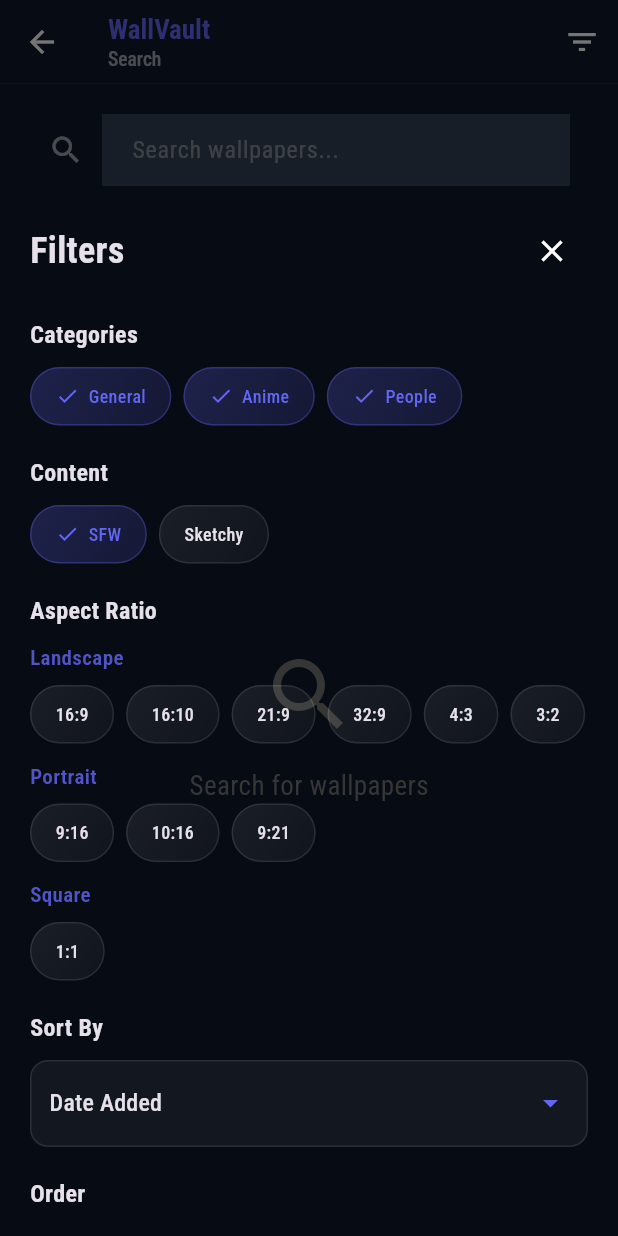
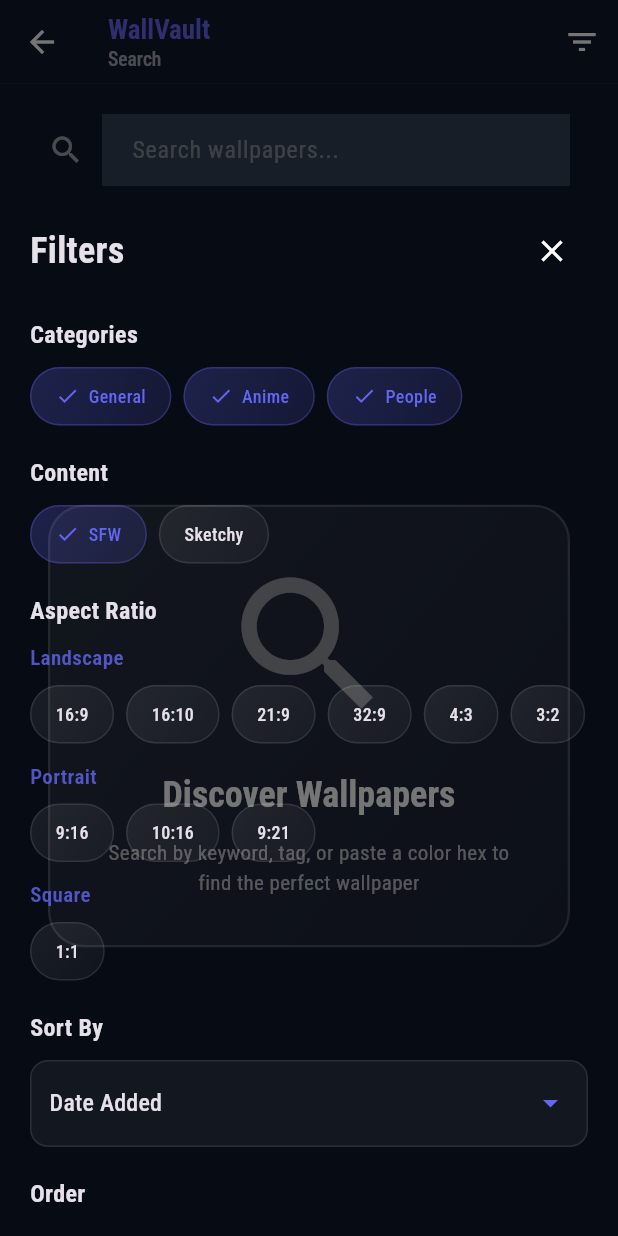
Before and after one commit to Alucard-Storm/Wallvault, a Flutter app: the SearchScreen screen opened directly, after a tap on the "filter list" icon, on a phone screen of 412 x 824 dp. Run offline on Flutter 3.47's test engine with Material 3 defaults, Android fonts, the phone set to English and light mode, and no system bars; drawn by our look-alikes of dynamic_color, flutter_animate; our stand-ins replace cached_network_image, fl_chart, flutter_cache_manager, google_fonts, lottie, photo_view and 4 more; missing offline and left inert: gal, liquid_glass_renderer; accounts and stored records are empty; network calls fail.

Commit message:
add navigation for favorites and downloads, update swipe behavior, and refactor search empty states

```diff
--- a/lib/screens/detail_screen.dart
+++ b/lib/screens/detail_screen.dart
@@ -426,10 +426,9 @@
                   _swipeEnd!,
                 );
 
-                if (direction == SwipeDirection.right ||
-                    direction == SwipeDirection.left) {
+                if (direction == SwipeDirection.right) {
                   HapticManager.swipe();
-                  // Could navigate to next/previous wallpaper if in a list context
+                  Navigator.pop(context);
                 }
               }
               _swipeStart = null;
--- a/lib/screens/search_screen.dart
+++ b/lib/screens/search_screen.dart
@@ -7,6 +7,7 @@
 import '../widgets/filter_bottom_sheet.dart';
 import '../widgets/glass_nav_bar.dart';
 import '../widgets/glass_search_bar.dart';
+import '../widgets/glass_empty_state.dart';
 import '../utils/responsive_utils.dart';
 
 class SearchScreen extends StatefulWidget {
@@ -133,21 +134,10 @@
               child: Consumer<WallpaperProvider>(
                 builder: (context, provider, child) {
                   if (provider.searchQuery == null) {
-                    return Center(
-                      child: Column(
-                        mainAxisAlignment: MainAxisAlignment.center,
-                        children: [
-                          Icon(Icons.search, size: 64, color: Colors.grey[600]),
-                          const SizedBox(height: 16),
-                          Text(
-                            'Search for wallpapers',
-                            style: TextStyle(
-                              fontSize: 18,
-                              color: Colors.grey[600],
-                            ),
-                          ),
-                        ],
-                      ),
+                    return const GlassEmptyState(
+                      icon: Icons.search,
+                      title: 'Discover Wallpapers',
+                      message: 'Search by keyword, tag, or paste a color hex to find the perfect wallpaper',
                     );
                   }
 
@@ -182,26 +172,7 @@
                   }
 
                   if (provider.wallpapers.isEmpty) {
-                    return Center(
-                      child: Column(
-                        mainAxisAlignment: MainAxisAlignment.center,
-                        children: [
-                          Icon(
-                            Icons.search_off,
-                            size: 64,
-                            color: Colors.grey[600],
-                          ),
-                          const SizedBox(height: 16),
-                          Text(
-                            'No results found',
-                            style: TextStyle(
-                              fontSize: 18,
-                              color: Colors.grey[600],
-                            ),
-                          ),
-                        ],
-                      ),
-                    );
+                    return GlassEmptyState.noResults(onClear: _clearSearch);
                   }
 
                   return MasonryGridView.count(
```
Also changed, not shown: lib/screens/settings_screen.dart (+17 -1 lines).
